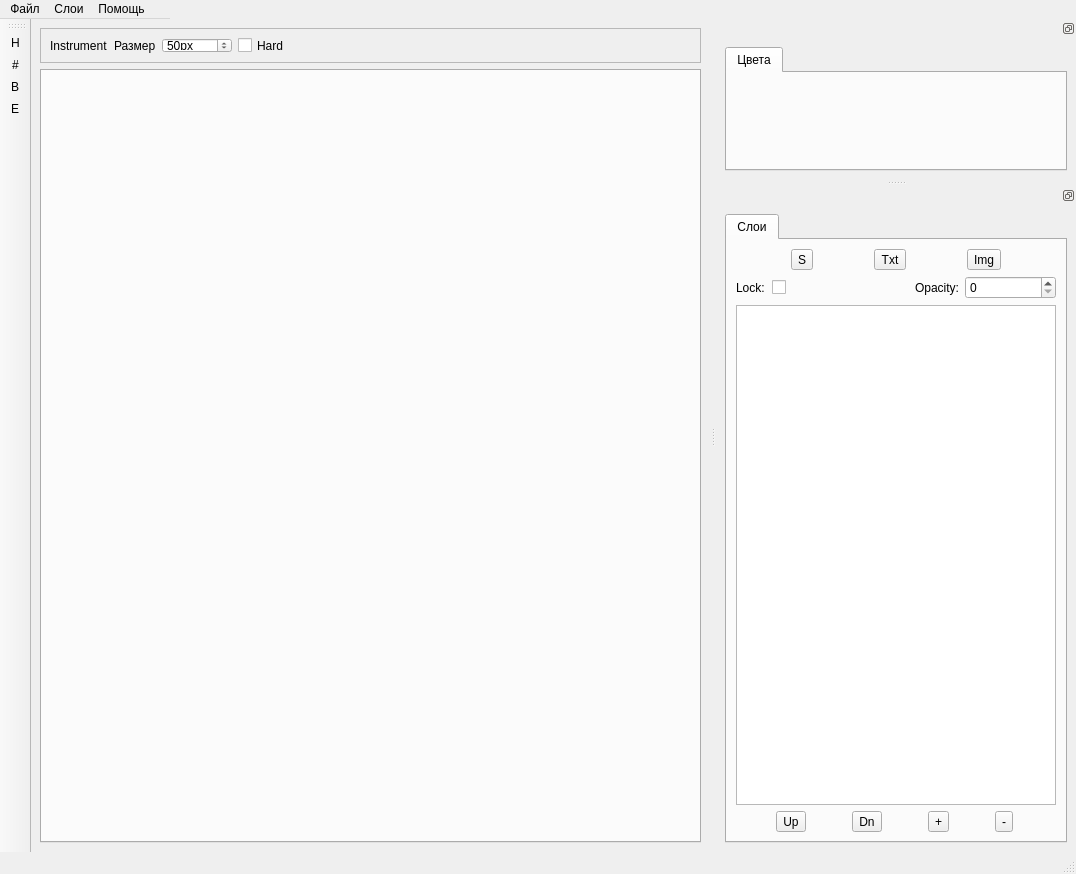
This is ui/main.ui in ZypherCode/PhotoLite as Qt 5 draws it before an edit. The edited form follows.
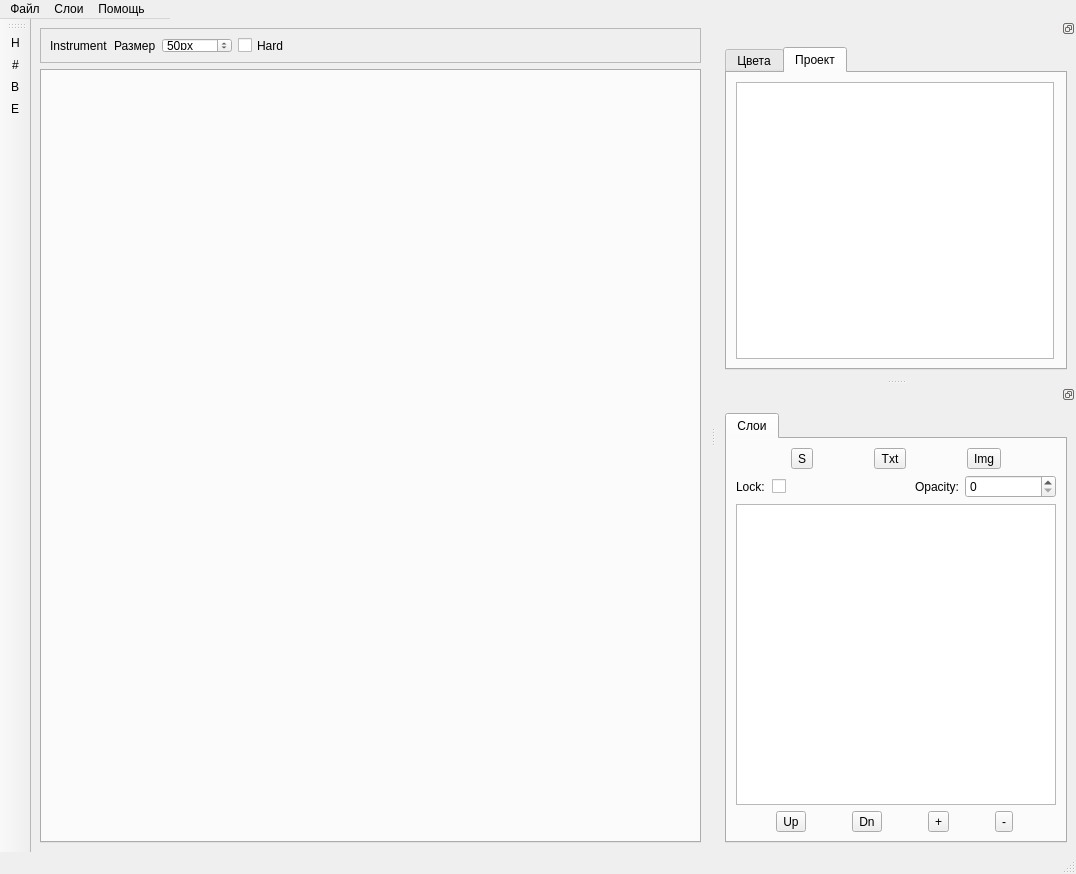
This is the edited form. The open tabs and pages were chosen to show the change.

```diff
--- a/ui/main.ui
+++ b/ui/main.ui
@@ -178,8 +178,8 @@
   <widget class="QDockWidget" name="dockWidget">
    <property name="minimumSize">
     <size>
-     <width>145</width>
-     <height>87</height>
+     <width>148</width>
+     <height>187</height>
     </size>
    </property>
    <property name="maximumSize">
@@ -207,6 +207,9 @@
     <layout class="QGridLayout" name="gridLayout_2">
      <item row="0" column="0">
       <widget class="QTabWidget" name="tabWidget_2">
+       <property name="enabled">
+        <bool>true</bool>
+       </property>
        <property name="currentIndex">
         <number>0</number>
        </property>
@@ -220,6 +223,26 @@
          </item>
         </layout>
        </widget>
+       <widget class="QWidget" name="tab">
+        <property name="maximumSize">
+         <size>
+          <width>336</width>
+          <height>10000000</height>
+         </size>
+        </property>
+        <attribute name="title">
+         <string>Проект</string>
+        </attribute>
+        <layout class="QGridLayout" name="gridLayout_8">
+         <item row="0" column="0">
+          <layout class="QGridLayout" name="gridLayout_7">
+           <item row="0" column="0">
+            <widget class="QTextBrowser" name="textBrowser"/>
+           </item>
+          </layout>
+         </item>
+        </layout>
+       </widget>
       </widget>
      </item>
     </layout>
```
